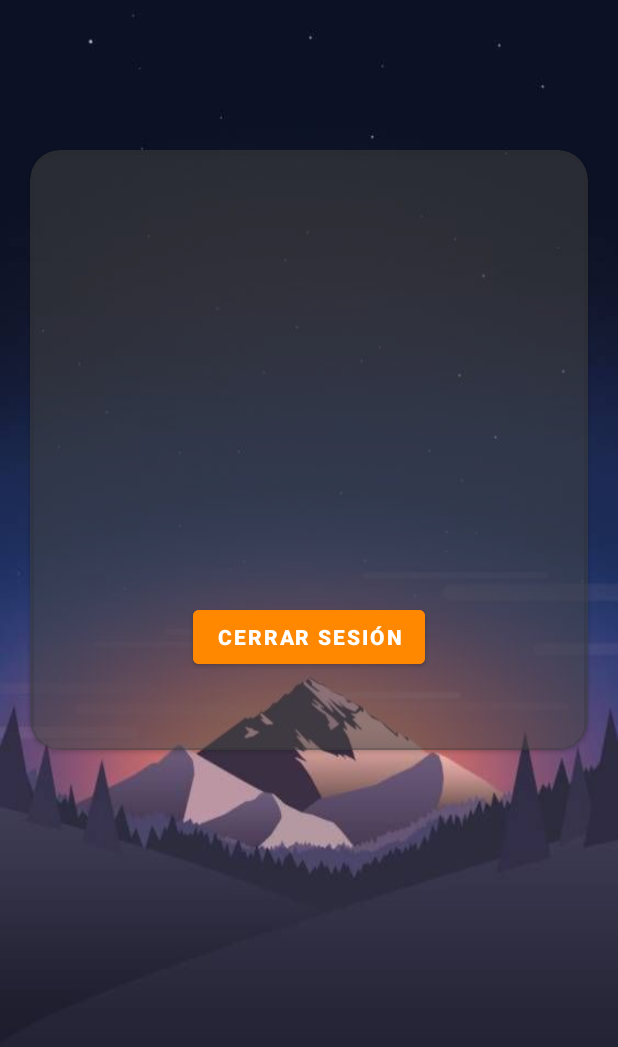
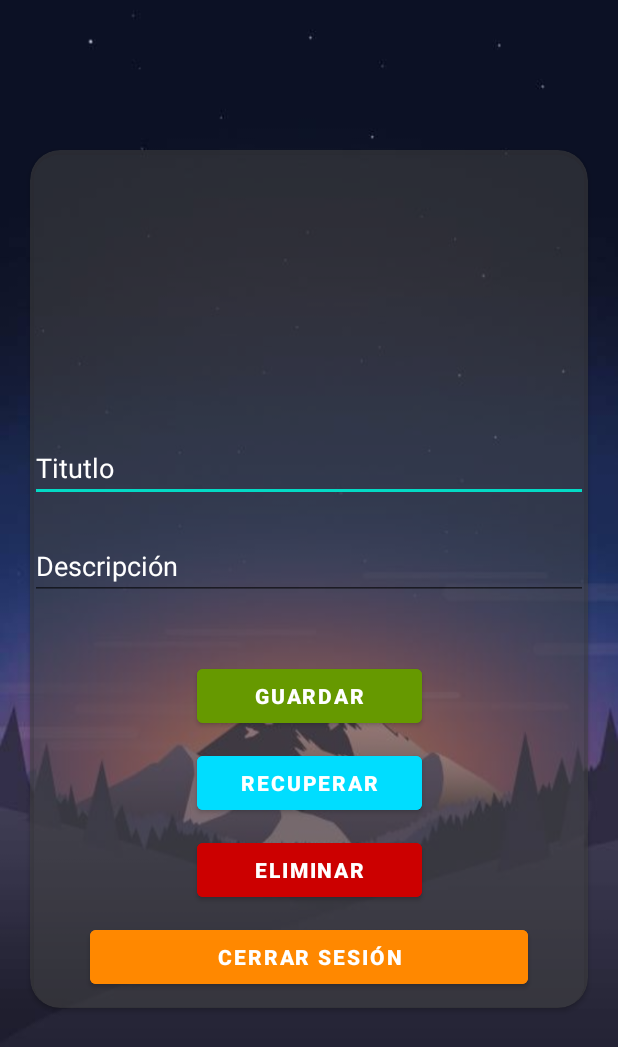
Before and after one commit to montanoLautaro/firebase_example, an Android app: the HomeActivity screen opened directly, with no data from a screen before it, on a phone screen of 412 x 824 dp. Shown: the top 1047 px of the screen. Run offline under Robolectric (Android 15) with nearby library versions, the light colour scheme and no system bars; our stand-ins replace Firebase (no records; nobody signed in at launch, a user with empty details on screens opened directly).

Commit message:
database con firestore

```diff
--- a/app/build.gradle
+++ b/app/build.gradle
@@ -5,6 +5,7 @@ plugins {
     // FIREBASE
     id 'com.google.gms.google-services'
     id 'com.google.firebase.firebase-perf'
+    id 'com.google.firebase.crashlytics'
 }
 
 android {
@@ -52,8 +53,6 @@ dependencies {
 
     //Firebase BoM
     implementation platform('com.google.firebase:firebase-bom:32.1.0')
-    // TODO: Add the dependencies for Firebase products you want to use
-    // When using the BoM, don't specify versions in Firebase dependencies
 
     //Google Analytics
     implementation 'com.google.firebase:firebase-analytics-ktx'
@@ -62,8 +61,17 @@ dependencies {
     implementation 'com.google.firebase:firebase-auth-ktx'
 
     // Autenticacion con google
-    implementation 'com.google.android.gms:play-services-auth:20.5.0'
+    implementation 'com.google.android.gms:play-services-auth:20.6.0'
 
+    // Cloud Messaging
+    implementation 'com.google.firebase:firebase-messaging:23.2.1'
+
+    // Crashlytics
+    implementation 'com.google.firebase:firebase-crashlytics-ktx'
+
+
+    // Firestore database
+    implementation 'com.google.firebase:firebase-firestore-ktx:24.7.0'
 
     // Autenticacion con facebook (no utilizado en esta app)
     implementation 'com.facebook.android:facebook-login:latest.release'
--- a/app/src/main/AndroidManifest.xml
+++ b/app/src/main/AndroidManifest.xml
@@ -28,7 +28,7 @@
 
 
         <service
-            android:name="MyFirebaseMessagingService"
+            android:name=".MyFirebaseMessagingService"
             android:exported="false">
             <intent-filter>
                 <action android:name="com.google.firebase.MESSAGING_EVENT" />
--- a/app/src/main/java/com/example/firebasetutorial/AuthActivity.kt
+++ b/app/src/main/java/com/example/firebasetutorial/AuthActivity.kt
@@ -45,8 +45,6 @@ class AuthActivity : AppCompatActivity() {
         if (email != null && provider != null) {
             navigateToHome(email, ProviderType.valueOf(provider))
         }
-
-
     }
 
     private fun setListeners() {
--- a/app/src/main/java/com/example/firebasetutorial/HomeActivity.kt
+++ b/app/src/main/java/com/example/firebasetutorial/HomeActivity.kt
@@ -1,15 +1,16 @@
 package com.example.firebasetutorial
 
 import android.content.Context
+import android.os.Bundle
 import androidx.appcompat.app.AppCompatActivity
-import android.os.Bundle
 import com.example.firebasetutorial.databinding.ActivityHomeBinding
 import com.google.firebase.auth.FirebaseAuth
+import com.google.firebase.firestore.FirebaseFirestore
 
 
 class HomeActivity : AppCompatActivity() {
 
-
+    private val db = FirebaseFirestore.getInstance()
 
     private lateinit var binding: ActivityHomeBinding
 
@@ -39,13 +40,19 @@ class HomeActivity : AppCompatActivity() {
     private fun initListeners() {
         binding.btnLogout?.setOnClickListener {
             //borrado de datos del prefs
-            val prefs = getSharedPreferences(getString(R.string.prefs_file), Context.MODE_PRIVATE).edit()
+            val prefs =
+                getSharedPreferences(getString(R.string.prefs_file), Context.MODE_PRIVATE).edit()
             prefs.clear()
             prefs.apply()
 
             //cerrar sesion
             FirebaseAuth.getInstance().signOut()
             onBackPressed()
+        }
+
+
+        binding.btnSave.setOnClickListener {
+            db.collection("entertainments").document("title")
         }
     }
 
--- /dev/null
+++ b/app/src/main/java/com/example/firebasetutorial/MyFirebaseMessagingService.kt
@@ -0,0 +1,7 @@
+package com.example.firebasetutorial
+
+import com.google.firebase.messaging.FirebaseMessagingService
+
+class MyFirebaseMessagingService : FirebaseMessagingService() {
+
+}
--- a/app/src/main/res/layout/activity_home.xml
+++ b/app/src/main/res/layout/activity_home.xml
@@ -9,7 +9,7 @@
 
     <androidx.cardview.widget.CardView
         android:layout_width="0dp"
-        android:layout_height="400dp"
+        android:layout_height="wrap_content"
         android:layout_marginHorizontal="20dp"
         android:layout_marginTop="100dp"
         app:cardBackgroundColor="#8B424242"
@@ -46,18 +46,77 @@
                 app:layout_constraintStart_toStartOf="parent"
                 app:layout_constraintTop_toBottomOf="@id/tvEmail" />
 
+            <EditText
+                android:id="@+id/etTitle"
+                android:layout_width="0dp"
+                android:layout_height="wrap_content"
+                android:layout_marginTop="20dp"
+                android:hint="Titutlo"
+                android:textColorHint="@color/white"
+                app:layout_constraintEnd_toEndOf="parent"
+                app:layout_constraintStart_toStartOf="parent"
+                app:layout_constraintTop_toBottomOf="@id/tvProveedor" />
+
+            <EditText
+                android:id="@+id/etDescription"
+                android:layout_width="0dp"
+                android:layout_height="wrap_content"
+                android:layout_marginTop="20dp"
+                android:hint="Descripción"
+                android:textColorHint="@color/white"
+                app:layout_constraintEnd_toEndOf="parent"
+                app:layout_constraintStart_toStartOf="parent"
+                app:layout_constraintTop_toBottomOf="@id/etTitle" />
+
             <Button
-                android:id="@+id/btnLogout"
-                android:layout_width="wrap_content"
+                android:id="@+id/btnSave"
+                android:layout_width="150dp"
                 android:layout_height="wrap_content"
-                android:layout_marginTop="80dp"
-                android:text="Cerrar sesión"
-                app:layout_constraintBottom_toBottomOf="parent"
+                android:layout_marginTop="40dp"
+                android:text="guardar"
                 app:layout_constraintEnd_toEndOf="parent"
                 android:textStyle="bold"
                 app:layout_constraintStart_toStartOf="parent"
+                android:backgroundTint="@android:color/holo_green_dark"
+                app:layout_constraintTop_toBottomOf="@id/etDescription" />
+
+            <Button
+                android:id="@+id/btnRecuperar"
+                android:layout_width="150dp"
+                android:layout_height="wrap_content"
+                android:layout_marginTop="10dp"
+                android:backgroundTint="@android:color/holo_blue_bright"
+                android:text="Recuperar"
+                android:textStyle="bold"
+                app:layout_constraintEnd_toEndOf="parent"
+                app:layout_constraintStart_toStartOf="parent"
+                app:layout_constraintTop_toBottomOf="@id/btnSave" />
+
+            <Button
+                android:id="@+id/btnDelete"
+                android:layout_width="150dp"
+                android:layout_height="wrap_content"
+                android:layout_marginTop="10dp"
+                android:backgroundTint="@android:color/holo_red_dark"
+                android:text="Eliminar"
+                android:textStyle="bold"
+                app:layout_constraintEnd_toEndOf="parent"
+                app:layout_constraintStart_toStartOf="parent"
+                app:layout_constraintTop_toBottomOf="@id/btnRecuperar" />
+
+            <Button
+                android:id="@+id/btnLogout"
+                android:layout_width="0dp"
+                android:layout_height="wrap_content"
+                android:layout_marginHorizontal="40dp"
+                android:layout_marginVertical="10dp"
                 android:backgroundTint="@android:color/holo_orange_dark"
-                app:layout_constraintTop_toBottomOf="@id/tvProveedor" />
+                android:text="Cerrar sesión"
+                android:textStyle="bold"
+                app:layout_constraintBottom_toBottomOf="parent"
+                app:layout_constraintEnd_toEndOf="parent"
+                app:layout_constraintStart_toStartOf="parent"
+                app:layout_constraintTop_toBottomOf="@id/btnDelete" />
         </androidx.constraintlayout.widget.ConstraintLayout>
 
     </androidx.cardview.widget.CardView>
--- a/build.gradle
+++ b/build.gradle
@@ -2,6 +2,7 @@ buildscript{
     dependencies{
         classpath 'com.google.gms:google-services:4.3.15'
         classpath 'com.google.firebase:perf-plugin:1.4.2'
+        classpath 'com.google.firebase:firebase-crashlytics-gradle:2.9.8'
     }
 }
 
```
